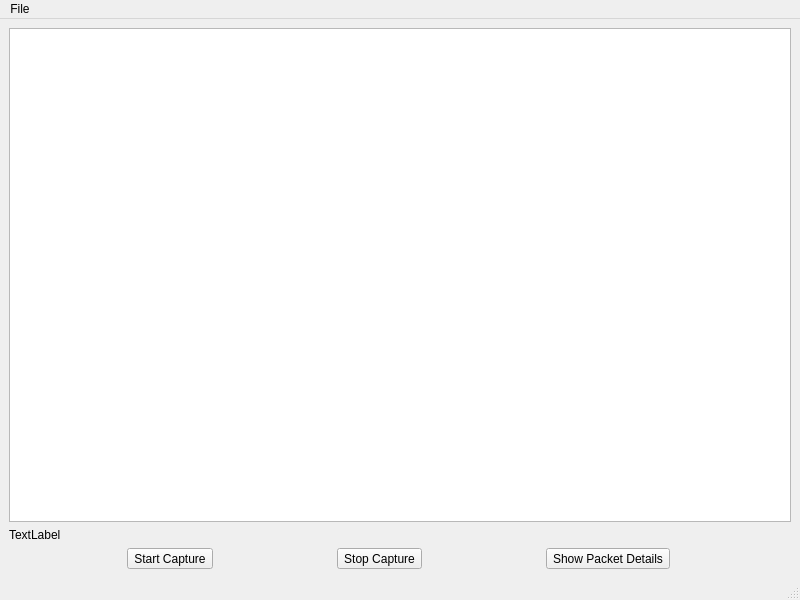
Above: ui/livecapturewindow.ui from AntonioAlarcon32/Asterix_Decoder before the change. Below: the same form after it.
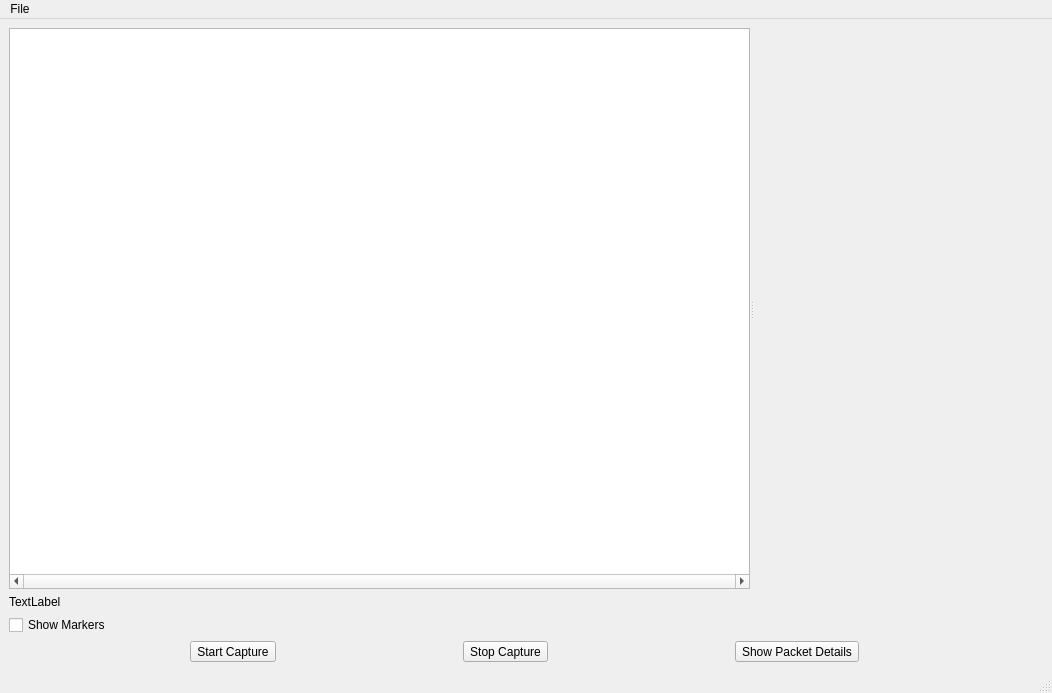
That is the form after the change. Custom widgets are drawn as their Qt base class.

The edit to the form file:
```diff
--- a/ui/livecapturewindow.ui
+++ b/ui/livecapturewindow.ui
@@ -6,8 +6,8 @@
    <rect>
     <x>0</x>
     <y>0</y>
-    <width>800</width>
-    <height>600</height>
+    <width>1052</width>
+    <height>693</height>
    </rect>
   </property>
   <property name="windowTitle">
@@ -15,17 +15,33 @@
   </property>
   <widget class="QWidget" name="centralwidget">
    <layout class="QGridLayout" name="gridLayout">
-    <item row="0" column="0">
-     <widget class="QTableView" name="tableView"/>
-    </item>
     <item row="1" column="0">
-     <widget class="QLabel" name="loadedPackets">
+     <widget class="QLabel" name="timerLabel">
+      <property name="sizePolicy">
+       <sizepolicy hsizetype="Minimum" vsizetype="Minimum">
+        <horstretch>0</horstretch>
+        <verstretch>0</verstretch>
+       </sizepolicy>
+      </property>
+      <property name="maximumSize">
+       <size>
+        <width>262</width>
+        <height>16</height>
+       </size>
+      </property>
       <property name="text">
        <string>TextLabel</string>
       </property>
      </widget>
     </item>
     <item row="2" column="0">
+     <widget class="QCheckBox" name="showMarkersCheck">
+      <property name="text">
+       <string>Show Markers</string>
+      </property>
+     </widget>
+    </item>
+    <item row="3" column="0">
      <layout class="QHBoxLayout" name="horizontalLayout_2">
       <item>
        <widget class="QToolButton" name="startCaptureButton">
@@ -50,6 +66,38 @@
       </item>
      </layout>
     </item>
+    <item row="0" column="0">
+     <widget class="QSplitter" name="splitter">
+      <property name="sizePolicy">
+       <sizepolicy hsizetype="Expanding" vsizetype="Expanding">
+        <horstretch>0</horstretch>
+        <verstretch>0</verstretch>
+       </sizepolicy>
+      </property>
+      <property name="orientation">
+       <enum>Qt::Horizontal</enum>
+      </property>
+      <widget class="QTableView" name="tableView">
+       <property name="sizePolicy">
+        <sizepolicy hsizetype="Preferred" vsizetype="Expanding">
+         <horstretch>0</horstretch>
+         <verstretch>0</verstretch>
+        </sizepolicy>
+       </property>
+       <property name="horizontalScrollBarPolicy">
+        <enum>Qt::ScrollBarAlwaysOn</enum>
+       </property>
+      </widget>
+      <widget class="CustomMap" name="widget" native="true">
+       <property name="sizePolicy">
+        <sizepolicy hsizetype="Expanding" vsizetype="Expanding">
+         <horstretch>0</horstretch>
+         <verstretch>0</verstretch>
+        </sizepolicy>
+       </property>
+      </widget>
+     </widget>
+    </item>
    </layout>
   </widget>
   <widget class="QMenuBar" name="menubar">
@@ -57,7 +105,7 @@
     <rect>
      <x>0</x>
      <y>0</y>
-     <width>800</width>
+     <width>1052</width>
      <height>22</height>
     </rect>
    </property>
@@ -76,6 +124,14 @@
    </property>
   </action>
  </widget>
+ <customwidgets>
+  <customwidget>
+   <class>CustomMap</class>
+   <extends>QWidget</extends>
+   <header>hdr/widgets/custommap.h</header>
+   <container>1</container>
+  </customwidget>
+ </customwidgets>
  <resources/>
  <connections/>
 </ui>
```
